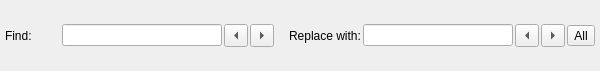
Qt form src/plugins/find/findwidget.ui (qt-creator/qt-creator) before a commit.
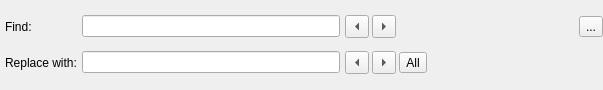
The same form after that commit. Custom widgets are drawn as their Qt base class.

Commit message:
Styled two-row find tool bar with better resizing behavior.
For this we needed to get rid of using QToolBar.

```diff
--- a/src/plugins/find/findwidget.ui
+++ b/src/plugins/find/findwidget.ui
@@ -6,57 +6,47 @@
    <rect>
     <x>0</x>
     <y>0</y>
-    <width>600</width>
-    <height>71</height>
+    <width>603</width>
+    <height>90</height>
    </rect>
   </property>
   <property name="windowTitle">
    <string>Find</string>
   </property>
-  <layout class="QHBoxLayout" name="horizontalLayout_3">
-   <property name="spacing">
-    <number>15</number>
-   </property>
+  <layout class="QGridLayout" name="gridLayout">
    <property name="leftMargin">
     <number>5</number>
    </property>
    <property name="topMargin">
-    <number>1</number>
+    <number>2</number>
    </property>
    <property name="rightMargin">
-    <number>5</number>
+    <number>0</number>
    </property>
    <property name="bottomMargin">
     <number>1</number>
    </property>
-   <item>
+   <property name="horizontalSpacing">
+    <number>5</number>
+   </property>
+   <property name="verticalSpacing">
+    <number>0</number>
+   </property>
+   <item row="0" column="0">
+    <widget class="QLabel" name="findLabel">
+     <property name="text">
+      <string>Find:</string>
+     </property>
+    </widget>
+   </item>
+   <item row="0" column="1">
+    <widget class="Core::Utils::FancyLineEdit" name="findEdit"/>
+   </item>
+   <item row="0" column="2">
     <layout class="QHBoxLayout" name="horizontalLayout_2">
      <property name="spacing">
-      <number>2</number>
+      <number>3</number>
      </property>
-     <item>
-      <widget class="QLabel" name="findLabel">
-       <property name="text">
-        <string>Find:</string>
-       </property>
-      </widget>
-     </item>
-     <item>
-      <widget class="Core::Utils::FancyLineEdit" name="findEdit">
-       <property name="minimumSize">
-        <size>
-         <width>160</width>
-         <height>0</height>
-        </size>
-       </property>
-       <property name="maximumSize">
-        <size>
-         <width>160</width>
-         <height>16777215</height>
-        </size>
-       </property>
-      </widget>
-     </item>
      <item>
       <widget class="QToolButton" name="findPreviousButton">
        <property name="focusPolicy">
@@ -80,36 +70,43 @@
        </property>
       </widget>
      </item>
+     <item>
+      <spacer name="horizontalSpacer">
+       <property name="orientation">
+        <enum>Qt::Horizontal</enum>
+       </property>
+       <property name="sizeHint" stdset="0">
+        <size>
+         <width>40</width>
+         <height>20</height>
+        </size>
+       </property>
+      </spacer>
+     </item>
+     <item>
+      <widget class="QToolButton" name="close">
+       <property name="text">
+        <string>...</string>
+       </property>
+      </widget>
+     </item>
     </layout>
    </item>
-   <item>
+   <item row="1" column="0">
+    <widget class="QLabel" name="replaceLabel">
+     <property name="text">
+      <string>Replace with:</string>
+     </property>
+    </widget>
+   </item>
+   <item row="1" column="1">
+    <widget class="QLineEdit" name="replaceEdit"/>
+   </item>
+   <item row="1" column="2">
     <layout class="QHBoxLayout" name="horizontalLayout">
      <property name="spacing">
-      <number>2</number>
+      <number>3</number>
      </property>
-     <item>
-      <widget class="QLabel" name="replaceLabel">
-       <property name="text">
-        <string>Replace with:</string>
-       </property>
-      </widget>
-     </item>
-     <item>
-      <widget class="QLineEdit" name="replaceEdit">
-       <property name="minimumSize">
-        <size>
-         <width>150</width>
-         <height>0</height>
-        </size>
-       </property>
-       <property name="maximumSize">
-        <size>
-         <width>150</width>
-         <height>16777215</height>
-        </size>
-       </property>
-      </widget>
-     </item>
      <item>
       <widget class="QToolButton" name="replacePreviousButton">
        <property name="focusPolicy">
@@ -146,6 +143,19 @@
        </property>
       </widget>
      </item>
+     <item>
+      <spacer name="replaceSpacer">
+       <property name="orientation">
+        <enum>Qt::Horizontal</enum>
+       </property>
+       <property name="sizeHint" stdset="0">
+        <size>
+         <width>40</width>
+         <height>0</height>
+        </size>
+       </property>
+      </spacer>
+     </item>
     </layout>
    </item>
   </layout>
```
Left out of the diff: 6 changed lines with no effect on the pictures. The commit also changes 3 other files.
